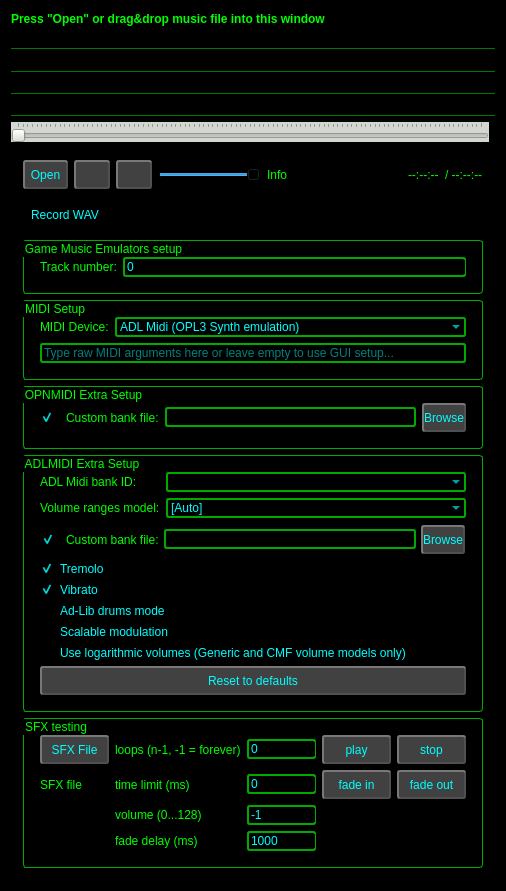
Before: the Qt Designer form examples/MusPlay-Qt/MainWindow/mainwindow.ui in WohlSoft/SDL-Mixer-X, drawn with Qt 5.
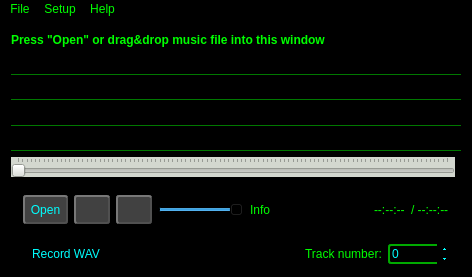
After: the same form once the commit is applied. Icons and pictures are not drawn. Custom widgets are drawn as their Qt base class.

Commit message: MusPlay-Qt: Rework the UI

```diff
--- a/examples/MusPlay-Qt/MainWindow/mainwindow.ui
+++ b/examples/MusPlay-Qt/MainWindow/mainwindow.ui
@@ -6,8 +6,8 @@
    <rect>
     <x>0</x>
     <y>0</y>
-    <width>506</width>
-    <height>891</height>
+    <width>472</width>
+    <height>277</height>
    </rect>
   </property>
   <property name="minimumSize">
@@ -31,8 +31,11 @@
   </property>
   <property name="styleSheet">
    <string notr="true">*{
-background-color: rgb(0, 0, 0);
-color: rgb(0, 255, 0);
+    background-color: rgb(0, 0, 0);
+    color: rgb(0, 255, 0);
+}
+*:!enabled{
+    color: rgb(170, 170, 170);
 }
 QPushButton {
 	background-color: rgb(65, 65, 65);
@@ -49,16 +52,39 @@
 }
 QCheckBox {
 	border-color: rgb(0, 170, 0);
-    border-width: 0px;
+    border-width: 1px;
 	color: rgb(0, 255, 255);
  }
-QComboBox, QSpinBox, QLineEdit{
+QComboBox, QSpinBox, QLineEdit:enabled{
 	border-radius: 3px;
     border-width: 2px;
     border-style: solid;
 	border-color: rgb(0, 170, 0);
 	color: rgb(0, 255, 255);
 }
+QSpinBox::up-button {
+    subcontrol-origin: border;
+	color: rgb(0, 255, 255);
+}
+QSpinBox::down-button {
+    subcontrol-origin: border;
+	color: rgb(0, 255, 255);
+}
+QSpinBox::up-button:!enabled {
+    subcontrol-origin: border;
+	color: rgb(230, 230, 230);
+}
+QSpinBox::down-button:!enabled {
+    subcontrol-origin: border;
+	color: rgb(230, 230, 230);
+}
+
+
+QPushButton:!enabled, QSpinBox:!enabled, QLineEdit:!enabled
+{
+    border-color: rgb(120, 120, 120);
+    color: rgb(128, 128, 128);
+}
 QGroupBox
 {
     padding: 5px;
@@ -71,6 +97,7 @@
 {
 	background-color: transparent;
 }
+
 </string>
   </property>
   <widget class="QWidget" name="centralWidget">
@@ -78,468 +105,6 @@
     <property name="sizeConstraint">
      <enum>QLayout::SetMinimumSize</enum>
     </property>
-    <item row="8" column="0" rowspan="2" colspan="2">
-     <widget class="QFrame" name="frame">
-      <property name="frameShape">
-       <enum>QFrame::StyledPanel</enum>
-      </property>
-      <property name="frameShadow">
-       <enum>QFrame::Raised</enum>
-      </property>
-      <layout class="QGridLayout" name="gridLayout_2">
-       <property name="sizeConstraint">
-        <enum>QLayout::SetMinimumSize</enum>
-       </property>
-       <item row="4" column="0" colspan="2">
-        <widget class="QGroupBox" name="sfx_testing">
-         <property name="title">
-          <string>SFX testing</string>
-         </property>
-         <layout class="QGridLayout" name="gridLayout_3">
-          <item row="0" column="0">
-           <widget class="QPushButton" name="sfx_open">
-            <property name="text">
-             <string>SFX File</string>
-            </property>
-           </widget>
-          </item>
-          <item row="0" column="1">
-           <widget class="QLabel" name="label_6">
-            <property name="text">
-             <string>loops (n-1, -1 = forever)</string>
-            </property>
-           </widget>
-          </item>
-          <item row="0" column="2">
-           <widget class="QSpinBox" name="sfx_loops">
-            <property name="minimum">
-             <number>-1</number>
-            </property>
-            <property name="maximum">
-             <number>999999999</number>
-            </property>
-           </widget>
-          </item>
-          <item row="0" column="3">
-           <widget class="QPushButton" name="sfx_play">
-            <property name="text">
-             <string>play</string>
-            </property>
-           </widget>
-          </item>
-          <item row="0" column="4">
-           <widget class="QPushButton" name="sfx_stop">
-            <property name="text">
-             <string>stop</string>
-            </property>
-           </widget>
-          </item>
-          <item row="1" column="1">
-           <widget class="QLabel" name="label_7">
-            <property name="text">
-             <string>time limit (ms)</string>
-            </property>
-           </widget>
-          </item>
-          <item row="1" column="2">
-           <widget class="QSpinBox" name="sfx_timed">
-            <property name="minimum">
-             <number>0</number>
-            </property>
-            <property name="maximum">
-             <number>9999999</number>
-            </property>
-            <property name="value">
-             <number>0</number>
-            </property>
-           </widget>
-          </item>
-          <item row="1" column="3">
-           <widget class="QPushButton" name="sfx_fadeIn">
-            <property name="text">
-             <string>fade in</string>
-            </property>
-           </widget>
-          </item>
-          <item row="1" column="4">
-           <widget class="QPushButton" name="sfx_fadeout">
-            <property name="text">
-             <string>fade out</string>
-            </property>
-           </widget>
-          </item>
-          <item row="2" column="1">
-           <widget class="QLabel" name="label_8">
-            <property name="text">
-             <string>volume (0...128)</string>
-            </property>
-           </widget>
-          </item>
-          <item row="2" column="2">
-           <widget class="QSpinBox" name="sfx_volume">
-            <property name="minimum">
-             <number>-1</number>
-            </property>
-            <property name="maximum">
-             <number>128</number>
-            </property>
-            <property name="value">
-             <number>-1</number>
-            </property>
-           </widget>
-          </item>
-          <item row="3" column="1">
-           <widget class="QLabel" name="label_9">
-            <property name="text">
-             <string>fade delay (ms)</string>
-            </property>
-           </widget>
-          </item>
-          <item row="3" column="2">
-           <widget class="QSpinBox" name="sfx_fadems">
-            <property name="maximum">
-             <number>9999999</number>
-            </property>
-            <property name="value">
-             <number>1000</number>
-            </property>
-           </widget>
-          </item>
-          <item row="1" column="0">
-           <widget class="QLabel" name="sfx_file">
-            <property name="text">
-             <string>SFX file</string>
-            </property>
-            <property name="scaledContents">
-             <bool>true</bool>
-            </property>
-           </widget>
-          </item>
-         </layout>
-        </widget>
-       </item>
-       <item row="0" column="0" colspan="2">
-        <widget class="QGroupBox" name="gme_setup">
-         <property name="title">
-          <string>Game Music Emulators setup</string>
-         </property>
-         <layout class="QFormLayout" name="formLayout_3">
-          <item row="0" column="0">
-           <widget class="QLabel" name="label_4">
-            <property name="text">
-             <string>Track number:</string>
-            </property>
-           </widget>
-          </item>
-          <item row="0" column="1">
-           <widget class="QSpinBox" name="trackID">
-            <property name="maximum">
-             <number>9999999</number>
-            </property>
-           </widget>
-          </item>
-         </layout>
-        </widget>
-       </item>
-       <item row="1" column="0" colspan="2">
-        <widget class="QGroupBox" name="midi_setup">
-         <property name="title">
-          <string>MIDI Setup</string>
-         </property>
-         <layout class="QFormLayout" name="formLayout_2">
-          <item row="0" column="0">
-           <widget class="QLabel" name="label_2">
-            <property name="text">
-             <string>MIDI Device:</string>
-            </property>
-           </widget>
-          </item>
-          <item row="0" column="1">
-           <widget class="QComboBox" name="mididevice">
-            <item>
-             <property name="text">
-              <string>ADL Midi (OPL3 Synth emulation)</string>
-             </property>
-            </item>
-            <item>
-             <property name="text">
-              <string>Timidity (GUS-like wavetable MIDI Synth)</string>
-             </property>
-            </item>
-            <item>
-             <property name="text">
-              <string>Native midi (Built-in MIDI of your OS)</string>
-             </property>
-            </item>
-            <item>
-             <property name="text">
-              <string>OPN Midi (YM2612 Synth emulation)</string>
-             </property>
-            </item>
-            <item>
-             <property name="text">
-              <string>FluidSynth (SF2-based wavetable MIDI Synth)</string>
-             </property>
-            </item>
-           </widget>
-          </item>
-          <item row="1" column="0" colspan="2">
-           <widget class="QLineEdit" name="midiRawArgs">
-            <property name="placeholderText">
-             <string>Type raw MIDI arguments here or leave empty to use GUI setup...</string>
-            </property>
-           </widget>
-          </item>
-         </layout>
-        </widget>
-       </item>
-       <item row="2" column="0" colspan="2">
-        <widget class="QGroupBox" name="opnmidi_extra">
-         <property name="title">
-          <string>OPNMIDI Extra Setup</string>
-         </property>
-         <layout class="QGridLayout" name="gridLayout_4">
-          <item row="0" column="3">
-           <widget class="QPushButton" name="opn_bank_browse">
-            <property name="text">
-             <string>Browse</string>
-            </property>
-           </widget>
-          </item>
-          <item row="0" column="1">
-           <widget class="QLabel" name="label_10">
-            <property name="text">
-             <string>Custom bank file:</string>
-            </property>
-           </widget>
-          </item>
-          <item row="0" column="2">
-           <widget class="QLineEdit" name="opn_bank"/>
-          </item>
-          <item row="0" column="0">
-           <widget class="QCheckBox" name="opn_use_custom">
-            <property name="toolTip">
-             <string>&lt;html&gt;&lt;head/&gt;&lt;body&gt;&lt;p&gt;Check this to use custom bank.&lt;/p&gt;&lt;p&gt;Uncheck this if you want to use default bank and keep custom bank field be filled.&lt;/p&gt;&lt;/body&gt;&lt;/html&gt;</string>
-            </property>
-            <property name="styleSheet">
-             <string notr="true">QCheckBox {
-	border-color: rgb(0, 170, 0);
-    border-width: 1px;
-	color: rgb(0, 255, 255);
- }</string>
-            </property>
-            <property name="text">
-             <string/>
-            </property>
-            <property name="checked">
-             <bool>true</bool>
-            </property>
-           </widget>
-          </item>
-         </layout>
-        </widget>
-       </item>
-       <item row="3" column="0" colspan="2">
-        <widget class="QGroupBox" name="adlmidi_xtra">
-         <property name="title">
-          <string>ADLMIDI Extra Setup</string>
-         </property>
-         <property name="flat">
-          <bool>false</bool>
-         </property>
-         <layout class="QFormLayout" name="formLayout">
-          <item row="1" column="0">
-           <widget class="QLabel" name="label_3">
-            <property name="text">
-             <string>ADL Midi bank ID:</string>
-            </property>
-           </widget>
-          </item>
-          <item row="1" column="1">
-           <widget class="QComboBox" name="fmbank">
-            <property name="currentIndex">
-             <number>-1</number>
-            </property>
-            <property name="maxVisibleItems">
-             <number>50</number>
-            </property>
-           </widget>
-          </item>
-          <item row="4" column="0">
-           <widget class="QLabel" name="label_5">
-            <property name="text">
-             <string>Volume ranges model:</string>
-            </property>
-           </widget>
-          </item>
-          <item row="4" column="1">
-           <widget class="QComboBox" name="volumeModel">
-            <item>
-             <property name="text">
-              <string>[Auto]</string>
-             </property>
-            </item>
-            <item>
-             <property name="text">
-              <string>Generic</string>
-             </property>
-            </item>
-            <item>
-             <property name="text">
-              <string>CMF</string>
-             </property>
-            </item>
-            <item>
-             <property name="text">
-              <string>DMX</string>
-             </property>
-            </item>
-            <item>
-             <property name="text">
-              <string>Apogee</string>
-             </property>
-            </item>
-            <item>
-             <property name="text">
-              <string>9X</string>
-             </property>
-            </item>
-           </widget>
-          </item>
-          <item row="6" column="0" colspan="2">
-           <widget class="QCheckBox" name="tremolo">
-            <property name="text">
-             <string>Tremolo</string>
-            </property>
-            <property name="checked">
-             <bool>true</bool>
-            </property>
-            <property name="tristate">
-             <bool>true</bool>
-            </property>
-           </widget>
-          </item>
-          <item row="7" column="0" colspan="2">
-           <widget class="QCheckBox" name="vibrato">
-            <property name="text">
-             <string>Vibrato</string>
-            </property>
-            <property name="checked">
-             <bool>true</bool>
-            </property>
-            <property name="tristate">
-             <bool>true</bool>
-            </property>
-           </widget>
-          </item>
-          <item row="8" column="0" colspan="2">
-           <widget class="QCheckBox" name="adlibMode">
-            <property name="text">
-             <string>Ad-Lib drums mode</string>
-            </property>
-            <property name="tristate">
-             <bool>true</bool>
-            </property>
-           </widget>
-          </item>
-          <item row="9" column="0" colspan="2">
-           <widget class="QCheckBox" name="modulation">
-            <property name="text">
-             <string>Scalable modulation</string>
-            </property>
-            <property name="tristate">
-             <bool>true</bool>
-            </property>
-           </widget>
-          </item>
-          <item row="10" column="0" colspan="2">
-           <widget class="QCheckBox" name="logVolumes">
-            <property name="text">
-             <string>Use logarithmic volumes (Generic and CMF volume models only)</string>
-            </property>
-            <property name="tristate">
-             <bool>true</bool>
-            </property>
-           </widget>
-          </item>
-          <item row="11" column="0" colspan="2">
-           <widget class="QPushButton" name="resetDefaultADLMIDI">
-            <property name="text">
-             <string>Reset to defaults</string>
-            </property>
-           </widget>
-          </item>
-          <item row="5" column="0" colspan="2">
-           <widget class="QFrame" name="frame_3">
-            <property name="frameShape">
-             <enum>QFrame::StyledPanel</enum>
-            </property>
-            <property name="frameShadow">
-             <enum>QFrame::Raised</enum>
-            </property>
-            <layout class="QHBoxLayout" name="horizontalLayout_2">
-             <property name="spacing">
-              <number>5</number>
-             </property>
-             <property name="leftMargin">
-              <number>0</number>
-             </property>
-             <property name="topMargin">
-              <number>0</number>
-             </property>
-             <property name="rightMargin">
-              <number>0</number>
-             </property>
-             <property name="bottomMargin">
-              <number>0</number>
-             </property>
-             <item>
-              <widget class="QCheckBox" name="adl_use_custom">
-               <property name="toolTip">
-                <string>Check this to use custom bank.
-Uncheck this if you want to use default bank and keep custom bank field be filled.</string>
-               </property>
-               <property name="styleSheet">
-                <string notr="true">QCheckBox {
-	border-color: rgb(0, 170, 0);
-    border-width: 1px;
-	color: rgb(0, 255, 255);
- }</string>
-               </property>
-               <property name="text">
-                <string/>
-               </property>
-               <property name="checked">
-                <bool>true</bool>
-               </property>
-              </widget>
-             </item>
-             <item>
-              <widget class="QLabel" name="label_11">
-               <property name="text">
-                <string>Custom bank file:</string>
-               </property>
-              </widget>
-             </item>
-             <item>
-              <widget class="QLineEdit" name="adl_bank"/>
-             </item>
-             <item>
-              <widget class="QPushButton" name="adl_bank_browse">
-               <property name="text">
-                <string>Browse</string>
-               </property>
-              </widget>
-             </item>
-            </layout>
-           </widget>
-          </item>
-         </layout>
-        </widget>
-       </item>
-      </layout>
-     </widget>
-    </item>
     <item row="2" column="0" colspan="2">
      <widget class="QLabel" name="musArtist">
       <property name="styleSheet">
@@ -574,13 +139,6 @@
       </property>
      </widget>
     </item>
-    <item row="7" column="0" colspan="2">
-     <widget class="QCheckBox" name="recordWav">
-      <property name="text">
-       <string>Record WAV</string>
-      </property>
-     </widget>
-    </item>
     <item row="6" column="0" colspan="2">
      <widget class="QFrame" name="frame_2">
       <property name="minimumSize">
@@ -796,18 +354,199 @@
       </property>
      </widget>
     </item>
+    <item row="7" column="0">
+     <widget class="QFrame" name="frame_3">
+      <property name="frameShape">
+       <enum>QFrame::StyledPanel</enum>
+      </property>
+      <property name="frameShadow">
+       <enum>QFrame::Raised</enum>
+      </property>
+      <layout class="QHBoxLayout" name="horizontalLayout_2">
+       <property name="leftMargin">
+        <number>0</number>
+       </property>
+       <property name="topMargin">
+        <number>0</number>
+       </property>
+       <property name="rightMargin">
+        <number>0</number>
+       </property>
+       <property name="bottomMargin">
+        <number>0</number>
+       </property>
+       <item>
+        <widget class="QCheckBox" name="recordWav">
+         <property name="text">
+          <string>Record WAV</string>
+         </property>
+        </widget>
+       </item>
+       <item>
+        <spacer name="horizontalSpacer_2">
+         <property name="orientation">
+          <enum>Qt::Horizontal</enum>
+         </property>
+         <property name="sizeHint" stdset="0">
+          <size>
+           <width>148</width>
+           <height>20</height>
+          </size>
+         </property>
+        </spacer>
+       </item>
+       <item>
+        <widget class="QFrame" name="gme_setup">
+         <property name="enabled">
+          <bool>true</bool>
+         </property>
+         <property name="frameShape">
+          <enum>QFrame::StyledPanel</enum>
+         </property>
+         <property name="frameShadow">
+          <enum>QFrame::Raised</enum>
+         </property>
+         <layout class="QGridLayout" name="gridLayout_3">
+          <property name="leftMargin">
+           <number>0</number>
+          </property>
+          <property name="topMargin">
+           <number>0</number>
+          </property>
+          <property name="rightMargin">
+           <number>0</number>
+          </property>
+          <property name="bottomMargin">
+           <number>0</number>
+          </property>
+          <property name="horizontalSpacing">
+           <number>6</number>
+          </property>
+          <property name="verticalSpacing">
+           <number>0</number>
+          </property>
+          <item row="0" column="0">
+           <widget class="QLabel" name="label_4">
+            <property name="text">
+             <string>Track number:</string>
+            </property>
+           </widget>
+          </item>
+          <item row="0" column="1">
+           <widget class="QSpinBox" name="trackID">
+            <property name="enabled">
+             <bool>true</bool>
+            </property>
+            <property name="maximum">
+             <number>9999999</number>
+            </property>
+           </widget>
+          </item>
+         </layout>
+        </widget>
+       </item>
+      </layout>
+     </widget>
+    </item>
    </layout>
   </widget>
+  <widget class="QMenuBar" name="menuBar">
+   <property name="geometry">
+    <rect>
+     <x>0</x>
+     <y>0</y>
+     <width>472</width>
+     <height>20</height>
+    </rect>
+   </property>
+   <widget class="QMenu" name="menuFile">
+    <property name="title">
+     <string>File</string>
+    </property>
+    <addaction name="actionOpen"/>
+    <addaction name="separator"/>
+    <addaction name="actionQuit"/>
+   </widget>
+   <widget class="QMenu" name="menuSetup">
+    <property name="title">
+     <string>Setup</string>
+    </property>
+    <addaction name="actionMidiSetup"/>
+    <addaction name="actionSfxTesting"/>
+    <addaction name="actionFileAssoc"/>
+    <addaction name="separator"/>
+    <addaction name="actionEnableReverb"/>
+   </widget>
+   <widget class="QMenu" name="menuHelp">
+    <property name="title">
+     <string>Help</string>
+    </property>
+    <addaction name="actionHelpGitHub"/>
+    <addaction name="actionHelpLicense"/>
+    <addaction name="separator"/>
+    <addaction name="actionHelpAbout"/>
+   </widget>
+   <addaction name="menuFile"/>
+   <addaction name="menuSetup"/>
+   <addaction name="menuHelp"/>
+  </widget>
+  <action name="actionMidiSetup">
+   <property name="text">
+    <string>MIDI Setup</string>
+   </property>
+  </action>
+  <action name="actionOpen">
+   <property name="text">
+    <string>Open</string>
+   </property>
+  </action>
+  <action name="actionQuit">
+   <property name="text">
+    <string>Quit</string>
+   </property>
+  </action>
+  <action name="actionHelpLicense">
+   <property name="text">
+    <string>GPL License</string>
+   </property>
+  </action>
+  <action name="actionHelpAbout">
+   <property name="text">
+    <string>About</string>
+   </property>
+  </action>
+  <action name="actionHelpGitHub">
+   <property name="text">
+    <string>Visit Github page...</string>
+   </property>
+  </action>
+  <action name="actionSfxTesting">
+   <property name="text">
+    <string>SFX Testing</string>
+   </property>
+  </action>
+  <action name="actionEnableReverb">
+   <property name="checkable">
+    <bool>true</bool>
+   </property>
+   <property name="text">
+    <string>Enable reverb</string>
+   </property>
+  </action>
+  <action name="actionFileAssoc">
+   <property name="text">
+    <string>File associations...</string>
+   </property>
+  </action>
  </widget>
  <layoutdefault spacing="6" margin="11"/>
- <tabstops>
-  <tabstop>trackID</tabstop>
-  <tabstop>mididevice</tabstop>
-  <tabstop>fmbank</tabstop>
-  <tabstop>tremolo</tabstop>
-  <tabstop>vibrato</tabstop>
-  <tabstop>modulation</tabstop>
- </tabstops>
+ <customwidgets>
+  <customwidget>
+   <class>LabelMarquee</class>
+   <extends>QLabel</extends>
+   <header>MainWindow/label_marquee.h</header>
+  </customwidget>
+ </customwidgets>
  <resources>
   <include location="../_resources/musicplayer.qrc"/>
  </resources>
```
Left out of the diff: 11 changed lines with no effect on the pictures. The commit also changes 17 other files.
